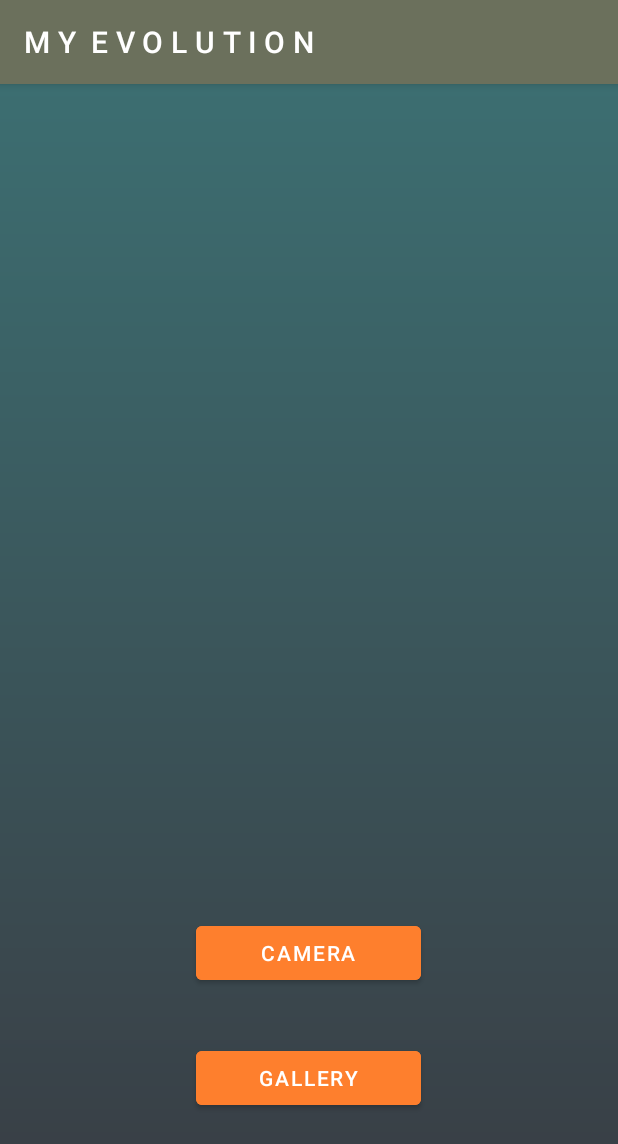
After one commit to matsouto/workoutplanner, an Android app: the MyEvolution screen opened directly, with no data from a screen before it, on a phone screen of 412 x 824 dp. The commit adds this screen. Shown: the top 1144 px of the screen. Run offline under Robolectric (Android 15) with nearby library versions, the phone set to English and light mode, and no system bars; our stand-ins replace Firebase (no records; nobody signed in at launch, a user with empty details on screens opened directly), Picasso.

Commit message:
start my evolution

```diff
--- /dev/null
+++ b/app/src/main/java/com/souto/workoutapp/MyEvolution.java
@@ -0,0 +1,110 @@
+package com.souto.workoutapp;
+
+import androidx.annotation.Nullable;
+import androidx.appcompat.app.AppCompatActivity;
+import androidx.core.app.ActivityCompat;
+
+import android.Manifest;
+import android.content.Intent;
+import android.content.pm.PackageManager;
+import android.graphics.Bitmap;
+import android.net.Uri;
+import android.os.Bundle;
+import android.provider.MediaStore;
+import android.view.View;
+import android.view.WindowManager;
+import android.widget.Button;
+import android.widget.ImageView;
+
+import com.bumptech.glide.Glide;
+import com.google.firebase.auth.FirebaseAuth;
+import com.google.firebase.storage.FirebaseStorage;
+import com.google.firebase.storage.StorageReference;
+import com.squareup.picasso.Picasso;
+
+import java.net.URI;
+import java.util.Objects;
+
+public class MyEvolution extends AppCompatActivity {
+
+    private FirebaseAuth mAuth;
+
+    public Button btn_camera, btn_gallery;
+    public ImageView img_test;
+
+    private static final int CAPTURE_IMAGE_REQUEST = 100;
+    private static final int PICK_IMAGE_REQUEST = 101;
+
+    @Override
+    protected void onCreate(Bundle savedInstanceState) {
+        super.onCreate(savedInstanceState);
+
+        getWindow().getDecorView().setSystemUiVisibility(View.SYSTEM_UI_FLAG_HIDE_NAVIGATION); // Hide Navigation
+        getWindow().setFlags(WindowManager.LayoutParams.FLAG_FULLSCREEN,WindowManager.LayoutParams.FLAG_FULLSCREEN); // Hide Status
+
+        Objects.requireNonNull(getSupportActionBar()).setTitle("M Y  E V O L U T I O N");
+
+        setContentView(R.layout.activity_my_evolution);
+        //-----------------------------------------------------
+
+        // Gets firebase authentication
+        mAuth = FirebaseAuth.getInstance();
+
+        // Gets firebase storage reference
+        FirebaseStorage mStorage = FirebaseStorage.getInstance();
+        StorageReference mRef = mStorage.getReference().child("users").child(mAuth.getUid());
+
+
+        // If the user haven't allowed the camera permission yet, request it
+        if(ActivityCompat.checkSelfPermission(this, Manifest.permission.CAMERA) != PackageManager.PERMISSION_GRANTED) {
+            ActivityCompat.requestPermissions(this, new String[]{Manifest.permission.CAMERA}, 100);
+        }
+
+        img_test = findViewById(R.id.img_test);
+
+        btn_camera = findViewById(R.id.btn_camera);
+        btn_camera.setOnClickListener(new View.OnClickListener() {
+            @Override
+            public void onClick(View v) {
+                takePicture();
+            }
+        });
+
+        btn_gallery = findViewById(R.id.btn_gallery);
+        btn_gallery.setOnClickListener(new View.OnClickListener() {
+            @Override
+            public void onClick(View v) {
+                openFileChooser();
+            }
+        });
+    }
+
+    void takePicture() {
+        // Intent to capture the image
+        Intent intent = new Intent(MediaStore.ACTION_IMAGE_CAPTURE);
+        startActivityForResult(intent, CAPTURE_IMAGE_REQUEST);
+    }
+
+    void openFileChooser() {
+        Intent intent = new Intent().setType("image/*").setAction(Intent.ACTION_GET_CONTENT);
+        startActivityForResult(intent,PICK_IMAGE_REQUEST);
+    }
+
+    // Sets image
+    @Override
+    protected void onActivityResult(int requestCode, int resultCode, @Nullable Intent data) {
+        super.onActivityResult(requestCode, resultCode, data);
+
+        // To take a photo
+        if(requestCode==CAPTURE_IMAGE_REQUEST) {
+            Bitmap bitmap = (Bitmap) data.getExtras().get("data");
+            img_test.setImageBitmap(bitmap);
+        }
+
+        // To select a photo from gallery
+        if(requestCode==PICK_IMAGE_REQUEST) {
+            Uri mImageUri = (Uri) data.getData();
+            Glide.with(this).load(mImageUri).into(img_test);
+        }
+    }
+}
--- a/app/src/main/res/layout/activity_lats.xml
+++ b/app/src/main/res/layout/activity_lats.xml
@@ -5,7 +5,8 @@
     android:layout_width="match_parent"
     android:layout_height="match_parent"
     tools:context=".exercises.Lats"
-    android:background="@drawable/menu_bg">
+    android:background="@drawable/menu_bg"
+    android:padding="20dp">
 
     <TableLayout
         android:id="@+id/training_table"
@@ -72,7 +73,7 @@
         android:layout_height="wrap_content"
         android:layout_below="@+id/training_table"
         android:layout_centerHorizontal="true"
-        android:layout_marginTop="40dp"
+        android:layout_marginTop="20dp"
         android:backgroundTint="@color/app_orange"
         android:text="@string/add" />
 </RelativeLayout>
--- a/app/src/main/res/layout/activity_login.xml
+++ b/app/src/main/res/layout/activity_login.xml
@@ -79,7 +79,7 @@
         android:layout_width="match_parent"
         android:layout_height="wrap_content"
         android:id="@+id/login_btn"
-        android:text="log in"
+        android:text="@string/log_in"
         android:textColor="@color/white"
         android:backgroundTint="@color/app_gray"
         android:layout_marginTop="15dp"
@@ -89,7 +89,7 @@
         android:layout_width="match_parent"
         android:layout_height="wrap_content"
         android:id="@+id/login_register"
-        android:text="@string/register"
+        android:text="@string/sign_up"
         android:textColor="@color/white"
         android:backgroundTint="@color/app_orange"
         android:layout_marginTop="15dp"
--- /dev/null
+++ b/app/src/main/res/layout/activity_my_evolution.xml
@@ -0,0 +1,38 @@
+<?xml version="1.0" encoding="utf-8"?>
+<RelativeLayout xmlns:android="http://schemas.android.com/apk/res/android"
+    xmlns:app="http://schemas.android.com/apk/res-auto"
+    xmlns:tools="http://schemas.android.com/tools"
+    android:layout_width="match_parent"
+    android:layout_height="match_parent"
+    tools:context=".MyEvolution"
+    android:background="@drawable/menu_bg"
+    android:padding="20dp"
+    android:orientation="vertical">
+
+    <ImageView
+        android:id="@+id/img_test"
+        android:layout_width="match_parent"
+        android:layout_height="500dp"
+         />
+
+    <Button
+        android:id="@+id/btn_camera"
+        android:layout_width="150dp"
+        android:layout_height="wrap_content"
+        android:layout_below="@id/img_test"
+        android:layout_centerHorizontal="true"
+        android:layout_marginTop="35dp"
+        android:backgroundTint="@color/app_orange"
+        android:text="@string/camera" />
+
+    <Button
+        android:id="@+id/btn_gallery"
+        android:layout_width="150dp"
+        android:layout_height="wrap_content"
+        android:layout_below="@id/btn_camera"
+        android:layout_marginTop="35dp"
+        android:layout_centerHorizontal="true"
+        android:backgroundTint="@color/app_orange"
+        android:text="@string/gallery" />
+
+</RelativeLayout>
--- a/app/src/main/res/layout/activity_register.xml
+++ b/app/src/main/res/layout/activity_register.xml
@@ -121,7 +121,7 @@
         android:id="@+id/register_btn"
         android:layout_width="match_parent"
         android:layout_height="wrap_content"
-        android:text="@string/register"
+        android:text="@string/sign_up"
         android:textColor="@color/white"
         android:backgroundTint="@color/app_orange"
         android:layout_marginTop="15dp"
@@ -131,7 +131,7 @@
         android:id="@+id/register_login"
         android:layout_width="match_parent"
         android:layout_height="wrap_content"
-        android:text="@string/login"
+        android:text="@string/_return"
         android:textColor="@color/white"
         android:backgroundTint="@color/app_gray"
         android:layout_marginTop="15dp"
--- a/app/src/main/res/layout/activity_workout_planner.xml
+++ b/app/src/main/res/layout/activity_workout_planner.xml
@@ -9,7 +9,7 @@
     android:padding="20dp">
 
     <TextView
-        android:id="@+id/select_text"
+        android:id="@+id/evolution_text"
         android:layout_width="wrap_content"
         android:layout_height="wrap_content"
         android:layout_centerHorizontal="true"
@@ -23,7 +23,7 @@
         android:id="@+id/btn_A"
         android:layout_width="200dp"
         android:layout_height="60dp"
-        android:layout_below="@+id/select_text"
+        android:layout_below="@+id/evolution_text"
         android:layout_centerHorizontal="true"
         android:layout_marginTop="80dp"
         android:layout_marginBottom="25dp"
--- a/app/src/main/res/values/strings.xml
+++ b/app/src/main/res/values/strings.xml
@@ -23,4 +23,10 @@
     <string name="create_your_exercise">Create Your Exercise</string>
     <string name="create">Create</string>
     <string name="_return">Return</string>
+    <string name="my_evolution">My Evolution</string>
+    <string name="sign_out">Sign Out</string>
+    <string name="sign_up">Sign Up</string>
+    <string name="log_in">log in</string>
+    <string name="camera">Camera</string>
+    <string name="gallery">Gallery</string>
 </resources>
--- a/build.gradle
+++ b/build.gradle
@@ -7,6 +7,8 @@ buildscript {
     dependencies {
         classpath "com.android.tools.build:gradle:7.0.2"
         classpath 'com.google.gms:google-services:4.3.10'
+        classpath 'com.google.firebase:firebase-crashlytics-gradle:2.7.1'
+        classpath 'org.jetbrains.kotlin:kotlin-gradle-plugin:1.5.30'
 
         // NOTE: Do not place your application dependencies here; they belong
         // in the individual module build.gradle files
```
Also changed, not shown: app/build.gradle (+7 -0 lines), app/src/main/AndroidManifest.xml (+6 -1 lines), app/src/main/java/com/souto/workoutapp/MainActivity.java (+18 -2 lines), app/src/main/java/com/souto/workoutapp/WorkoutTimer.java (deleted, +0 -14 lines), app/src/main/res/layout/activity_main.xml (+4 -4 lines), app/src/main/res/layout/activity_workout_timer.xml (deleted, +0 -9 lines).
